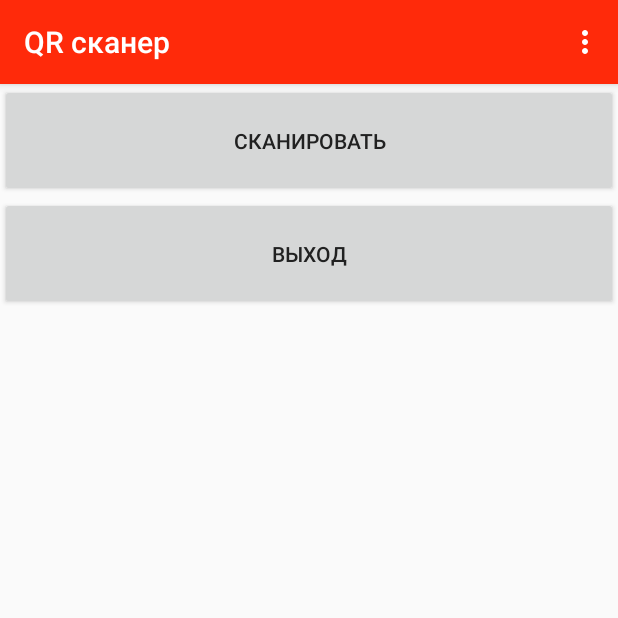
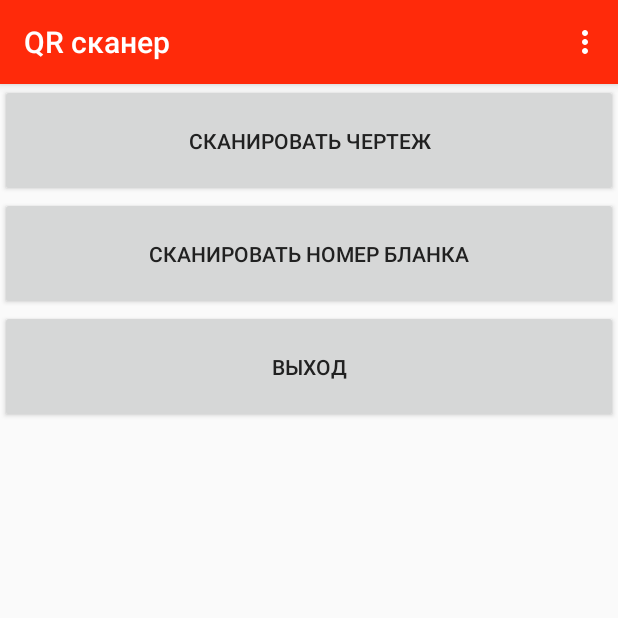
Before and after one commit to EFIMCHIK-AA/KuzbassStroi, an Android app: the screen it shows after launch (MainActivity), on a phone screen of 412 x 824 dp, the top half of it. Run offline under Robolectric (Android 15) with nearby library versions, the phone set to English and light mode, and no system bars; libraries missing offline, so code that uses them is left out: me.dm7.barcodescanner.

```diff
--- a/barcodescanner-master/zxing-sample/src/main/res/layout/activity_main.xml
+++ b/barcodescanner-master/zxing-sample/src/main/res/layout/activity_main.xml
@@ -24,10 +24,17 @@
                   android:layout_height="match_parent">
 
             <Button
+                android:id="@+id/button1"
                 android:layout_width="match_parent"
                 android:layout_height="75dp"
-                android:onClick="launchSimpleActivity"
-                android:text="Сканировать" />
+                android:onClick="launchSimpleActivityChert"
+                android:text="Сканировать чертеж" />
+            <Button
+                android:id="@+id/button2"
+                android:layout_width="match_parent"
+                android:layout_height="75dp"
+                android:onClick="launchSimpleActivityBlank"
+                android:text="Сканировать номер бланка" />
 
             <Button
                 android:layout_width="match_parent"
```
Also changed, not shown: barcodescanner-master/zxing-sample/src/main/java/me/dm7/barcodescanner/zxing/sample/MainActivity.java (+8 -1 lines), barcodescanner-master/zxing-sample/src/main/java/me/dm7/barcodescanner/zxing/sample/SimpleScannerActivity.java (+10 -8 lines).
